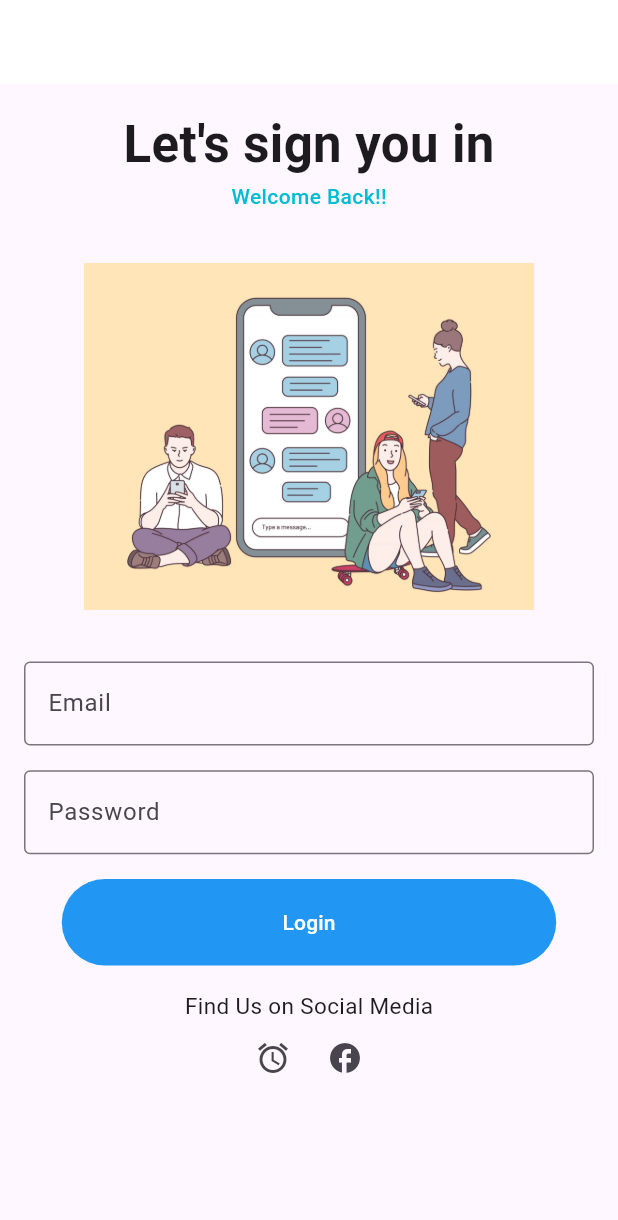
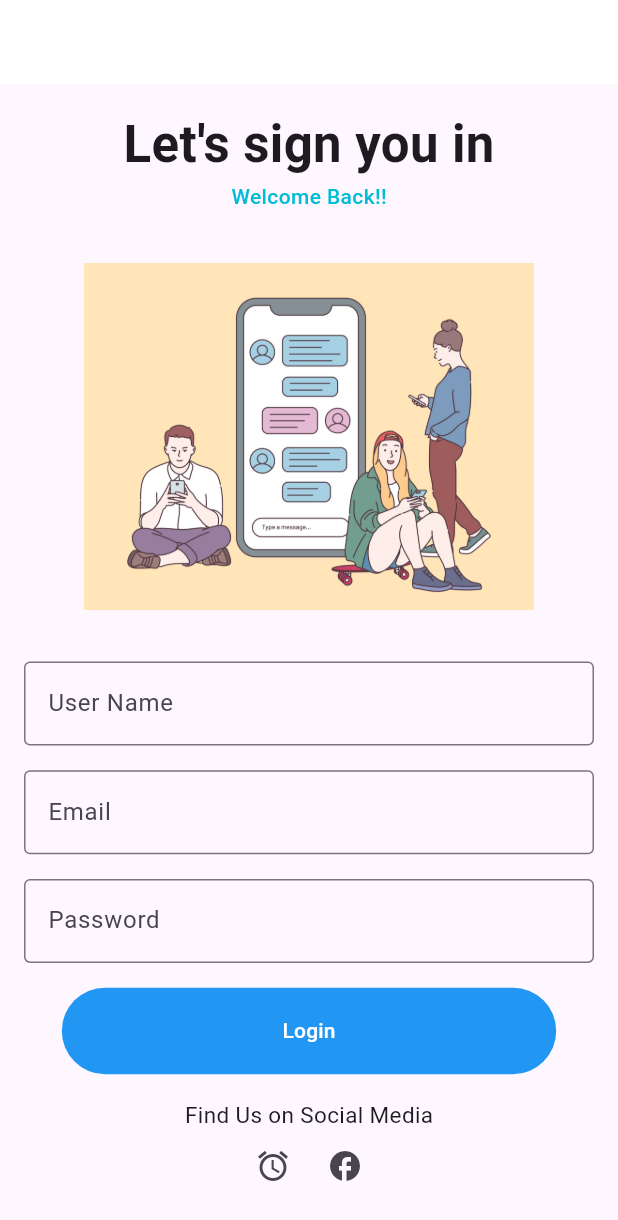
Before and after one commit to isanka23/Chat_App, a Flutter app: the screen it shows after launch, on a phone screen of 412 x 824 dp. Shown: the top 1220 px of the screen. Run offline on Flutter 3.47's test engine with Material 3 defaults, Android fonts, the phone set to English and light mode, and no system bars; our stand-ins replace shared_preferences.

Commit message:
4th commit

```diff
--- a/lib/login_page.dart
+++ b/lib/login_page.dart
@@ -1,6 +1,8 @@
+import 'package:chat_app/services/auth_service.dart';
 import 'package:chat_app/utils/spaces.dart';
 import 'package:chat_app/widgets/login_text_filed.dart';
 import 'package:flutter/material.dart';
+import 'package:provider/provider.dart';
 import 'package:url_launcher/url_launcher.dart';
 
 class LoginPage extends StatelessWidget {
@@ -8,24 +10,18 @@ class LoginPage extends StatelessWidget {
 
   final _formkey = GlobalKey<FormState>();
 
-  void loginUser(context) {
+  Future<void> loginUser(BuildContext context) async {
+    final authService = context.read<AuthService>();
+    await authService.loginUser(userNameController.text);
     Navigator.pushReplacementNamed(context, "/chat", arguments: "LEBRON");
   }
 
   final emailController = TextEditingController();
   final passwordController = TextEditingController();
+  final userNameController = TextEditingController();
 
-  @override
-  Widget build(BuildContext context) {
-    return Scaffold(
-      appBar: AppBar(),
-      body: Padding(
-        padding: const EdgeInsets.all(8.0),
-        child: SingleChildScrollView(
-          child: Padding(
-            padding: const EdgeInsets.all(8.0),
-            child: Center(
-              child: Column(
+  Widget _buildHeader(context) {
+    return Column(
       children: [
         const Text(
           'Let\'s sign you in',
@@ -47,10 +43,57 @@ class LoginPage extends StatelessWidget {
           width: 300,
           height: 300,
         ),
+      ],
+    );
+  }
+
+  Widget _buildFooter() {
+    return Column(
+      children: [
+        const Text(
+          "Find Us on Social Media",
+          style: TextStyle(fontSize: 15),
+        ),
+        Row(
+          mainAxisAlignment: MainAxisAlignment.center,
+          children: [
+            IconButton(
+              icon: const Icon(Icons.access_alarm),
+              onPressed: () => launchUrl(
+                  "https://www.linkedin.com/in/isanka-samarawickrama-153026268/"
+                      as Uri),
+            ),
+            IconButton(
+              icon: const Icon(Icons.facebook),
+              onPressed: () => launchUrl(Uri.parse(
+                  "https://www.linkedin.com/in/isanka-samarawickrama-153026268/")),
+            ),
+          ],
+        )
+      ],
+    );
+  }
+
+  Widget _buildForm(context) {
+    return Column(
+      children: [
         Form(
           key: _formkey,
           child: Column(
             children: [
+              LoginTextFiled(
+                validator: (value) {
+                  if (value == null || value.isEmpty) {
+                    return 'Please enter some text';
+                  }
+                  return null;
+                },
+                controller: userNameController,
+                labelTextForField: 'User Name',
+              ),
+              verticalSpacing(
+                MediaQuery.of(context).size.height * 0.02,
+              ),
               LoginTextFiled(
                 validator: (value) {
                   if (value == null || value.isEmpty) {
@@ -75,11 +118,11 @@ class LoginPage extends StatelessWidget {
                 controller: passwordController,
                 labelTextForField: 'Password',
               ),
+              SizedBox(
+                height: MediaQuery.of(context).size.height * 0.02,
+              ),
             ],
           ),
-                  ),
-                  SizedBox(
-                    height: MediaQuery.of(context).size.height * 0.02,
         ),
         SizedBox(
           height: MediaQuery.of(context).size.height * 0.07,
@@ -90,8 +133,14 @@ class LoginPage extends StatelessWidget {
               foregroundColor: Colors.white,
             ),
             autofocus: true,
-                      onPressed: () {
-                        loginUser(context);
+            onPressed: () async {
+              try {
+                if (_formkey.currentState!.validate()) {
+                  await loginUser(context);
+                }
+              } catch (e) {
+                print("Error during login: $e");
+              }
             },
             child: const Text('Login'),
           ),
@@ -99,28 +148,46 @@ class LoginPage extends StatelessWidget {
         SizedBox(
           height: MediaQuery.of(context).size.height * 0.02,
         ),
-                  const Text(
-                    "Find Us on Social Media",
-                    style: TextStyle(fontSize: 15),
+      ],
+    );
+  }
+
+  @override
+  Widget build(BuildContext context) {
+    return Scaffold(
+      appBar: AppBar(),
+      body: Padding(
+        padding: const EdgeInsets.all(8.0),
+        child: SingleChildScrollView(
+          child: Padding(
+            padding: const EdgeInsets.all(8.0),
+            child:
+                LayoutBuilder(builder: (context, BoxConstraints constraints) {
+              if (constraints.maxWidth < 1000) {
+                return Row(
+                  children: [
+                    Expanded(
+                      child: Column(
+                        children: [
+                          _buildHeader(context),
+                          _buildForm(context),
+                          _buildFooter(),
+                        ],
                       ),
-                   Row(
-                    mainAxisAlignment: MainAxisAlignment.center,
-                    children: [
-                      IconButton(
-                        icon: const Icon(Icons.access_alarm),
-                        onPressed: () => launchUrl(
-                            "https://www.linkedin.com/in/isanka-samarawickrama-153026268/" as Uri),
-                      ),
-                      IconButton(
-                        icon: const Icon(Icons.facebook),
-                        onPressed: () => launchUrl(
-                            "https://www.facebook.com/isanka.samarawickrama" as Uri),
-                      ),
-                    ],
                     )
                   ],
+                );
+              }
+              return Center(
+                child: Column(
+                  children: [
+                    _buildHeader(context),
+                    _buildForm(context),
+                    _buildFooter(),
+                  ],
                 ),
-            ),
+              );
+            }),
           ),
         ),
       ),
--- a/lib/main.dart
+++ b/lib/main.dart
@@ -1,10 +1,19 @@
 import 'package:chat_app/chat_page.dart';
 import 'package:chat_app/login_page.dart';
+import 'package:chat_app/services/auth_service.dart';
 import 'package:chat_app/utils/brand_color.dart';
 import 'package:flutter/material.dart';
+import 'package:provider/provider.dart';
 
-void main() {
-  runApp(const ChatApp());
+Future<void> main() async {
+  WidgetsFlutterBinding.ensureInitialized();
+  await AuthService.init();
+  runApp(
+    ChangeNotifierProvider(
+      create: (BuildContext context) => AuthService(),
+      child: const ChatApp(),
+    ),
+  );
 }
 
 class ChatApp extends StatelessWidget {
@@ -19,8 +28,20 @@
           primaryColor: BrandColor.primaryColor,
           appBarTheme: const AppBarTheme(
               backgroundColor: Colors.white, foregroundColor: Colors.black)),
-      home: LoginPage(),
-      routes: {"/chat": (context) =>  ChatPage()},
+      home: FutureBuilder<bool>(
+        builder: (context, AsyncSnapshot<bool> snapshot) {
+          if (snapshot.connectionState == ConnectionState.done) {
+            if (snapshot.hasData && snapshot.data!) {
+              return const ChatPage();
+            } else {
+              return LoginPage();
+            }
+          }
+          return const CircularProgressIndicator();
+        },
+        future: context.read<AuthService>().isLoggedIn(),
+      ),
+      routes: {"/chat": (context) => const ChatPage()},
     );
   }
 }
--- /dev/null
+++ b/lib/services/auth_service.dart
@@ -0,0 +1,40 @@
+import 'package:flutter/material.dart';
+import 'package:shared_preferences/shared_preferences.dart';
+
+class AuthService extends ChangeNotifier {
+  // No need for Future here, just SharedPreferences
+  static late SharedPreferences _prefs;
+
+  static Future<void> init() async {
+    _prefs = await SharedPreferences.getInstance();
+  }
+
+  Future<void> loginUser(String userName) async {
+    try {
+      // You can directly use _prefs here as it's already initialized
+      _prefs.setString("userName", userName);
+    } catch (e) {
+      print(e);
+    }
+  }
+
+  Future <bool> isLoggedIn() async {
+    String? userName = _prefs.getString("userName");
+    if(userName == null) return false;
+    return true;
+  }
+
+  void logOutUser() {
+    _prefs.clear();
+  }
+
+  String? getCurrentUser() {
+    // No need to await _prefs, it's already initialized
+    return _prefs.getString("userName") ?? "Default User";
+  }
+
+  void UpdateUserName(String newUserName) {
+    _prefs.setString("userName", newUserName);
+    notifyListeners();
+  }
+}
--- a/lib/widgets/chat_bubble_file.dart
+++ b/lib/widgets/chat_bubble_file.dart
@@ -1,5 +1,7 @@
 import 'package:chat_app/models/chat_message_entity.dart';
+import 'package:chat_app/services/auth_service.dart';
 import 'package:flutter/material.dart';
+import 'package:provider/provider.dart';
 
 class ChatBubbleFile extends StatelessWidget {
   final ChatMessageEntity chatMessageEntity;
@@ -12,7 +14,8 @@ class ChatBubbleFile extends StatelessWidget {
 
   @override
   Widget build(BuildContext context) {
-    bool isAuthor = chatMessageEntity.author.name == "lebron james";
+    bool isAuthor = chatMessageEntity.author.name ==
+        context.read<AuthService>().getCurrentUser();
     return Align(
       alignment: alignment,
       child: Container(
@@ -21,8 +24,8 @@ class ChatBubbleFile extends StatelessWidget {
         ),
         padding: const EdgeInsets.all(24),
         margin: const EdgeInsets.all(50),
-        decoration:  BoxDecoration(
-          color: isAuthor? Colors.black : Colors.purple,
+        decoration: BoxDecoration(
+          color: isAuthor ? Colors.black : Colors.purple,
           borderRadius: const BorderRadius.only(
             topLeft: Radius.circular(20),
             topRight: Radius.circular(20),
@@ -33,14 +36,14 @@ class ChatBubbleFile extends StatelessWidget {
           mainAxisSize: MainAxisSize.min,
           children: [
             Text(
-             chatMessageEntity.text,
+              chatMessageEntity.text,
               style: const TextStyle(fontSize: 20, color: Colors.white),
             ),
-            if(chatMessageEntity.imageUrl != null)
-            Image.network(
-              chatMessageEntity.imageUrl!,
-              height: 200,
-            )
+            if (chatMessageEntity.imageUrl != null)
+              Image.network(
+                chatMessageEntity.imageUrl!,
+                height: 200,
+              )
           ],
         ),
       ),
--- a/pubspec.yaml
+++ b/pubspec.yaml
@@ -41,6 +41,8 @@ dependencies:
   json_serializable: ^6.8.0
   build_runner: ^2.4.12
   http: ^1.2.2
+  provider: ^6.1.2
+  shared_preferences: ^2.3.2
 
 dev_dependencies:
   flutter_test:
```
Also changed, not shown: lib/chat_page.dart (+12 -6 lines), lib/widgets/chat_input.dart (+16 -8 lines), pubspec.lock, 1 other file. Lines whose indentation alone changed are shown as unchanged.
